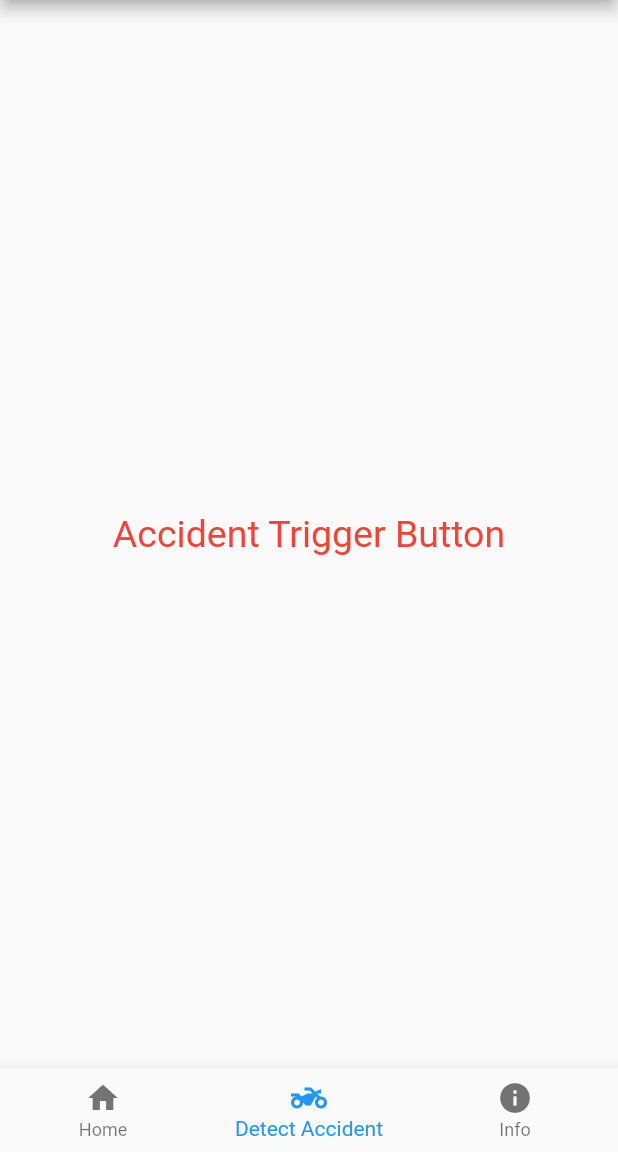
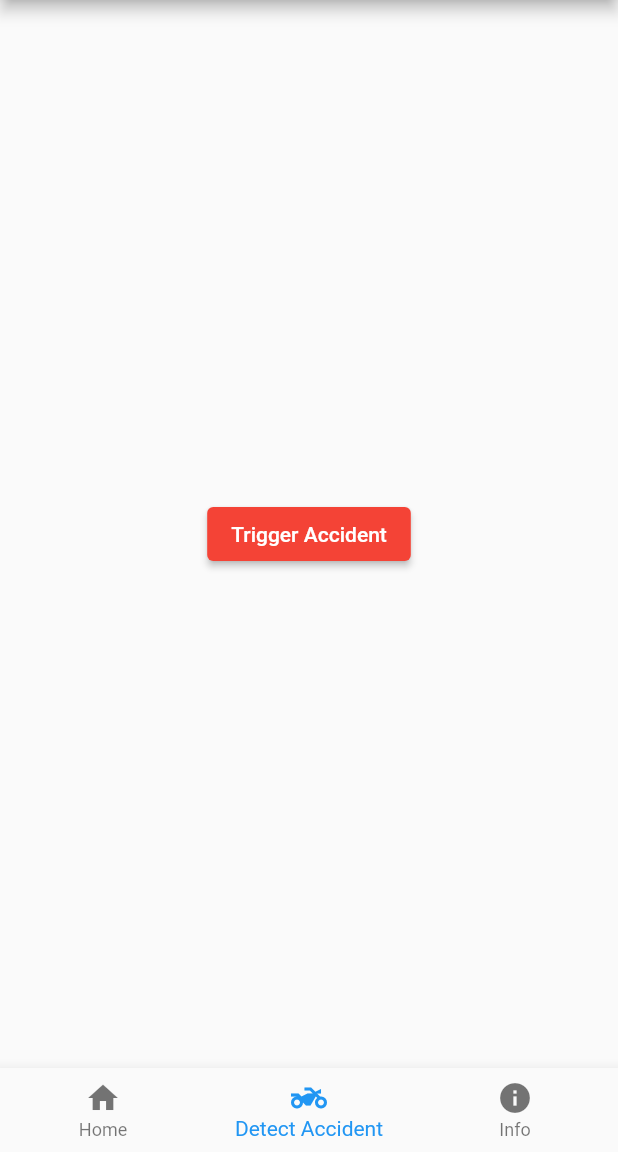
Before and after one commit to JoelVStan/Accident-Detection, a Flutter app: the screen it shows after launch, item 2 of the bottom bar chosen, on a phone screen of 412 x 824 dp, the part 84-1236 px from its top. Run offline on Flutter 3.47's test engine with Material 2 defaults, Android fonts, the light colour scheme and no system bars.

Commit message:
Added button to AccidentTrigger page

```diff
--- a/lib/accident.dart
+++ b/lib/accident.dart
@@ -15,17 +15,16 @@ class _AccidentButtonPageState extends State<AccidentButtonPage> {
       appBar: AppBar(
         title: const Text('Accident Detection'),
       ),
-      body: const Center(
-        child: Text(
-            'Accident Trigger Button',
-            textAlign: TextAlign.center,
-            style: TextStyle(
-              fontSize: 25,
-              color: Colors.red,
-            ),
-        ),
+      body: Center(
+        child: ElevatedButton(
+          style: ElevatedButton.styleFrom(
+            backgroundColor: Colors.red,
+            foregroundColor: Colors.white,
+          ),
+          onPressed: (){},
+          child: const Text('Trigger Accident'),
+        )
       ),
-
     );
   }
 }
```
